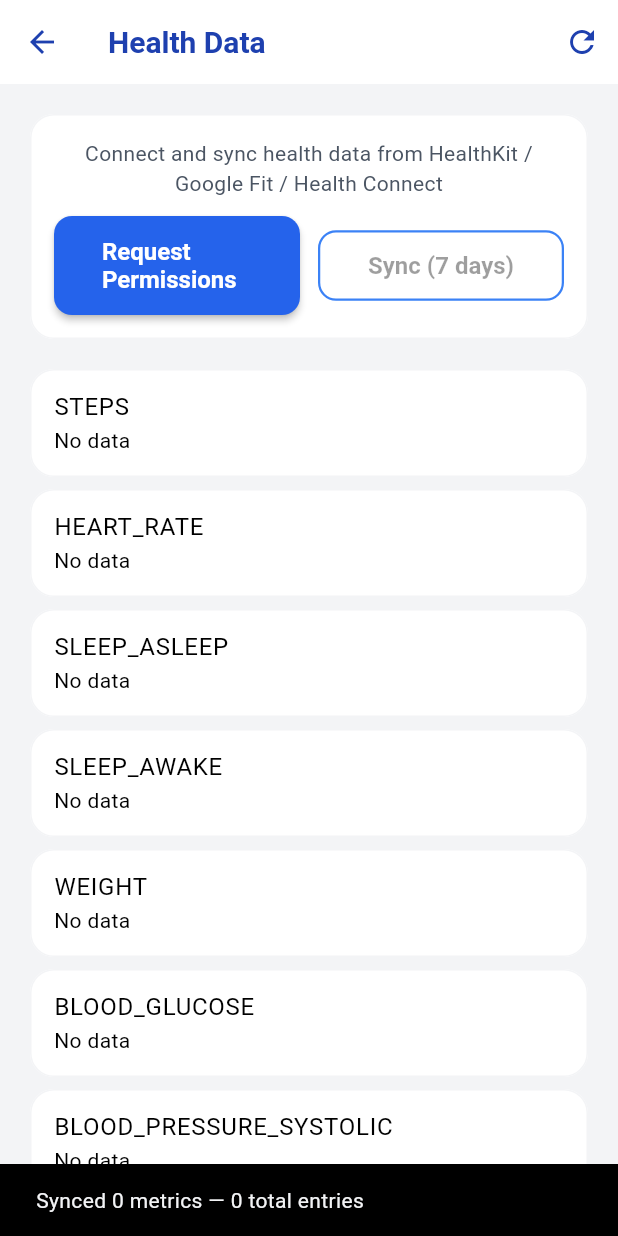
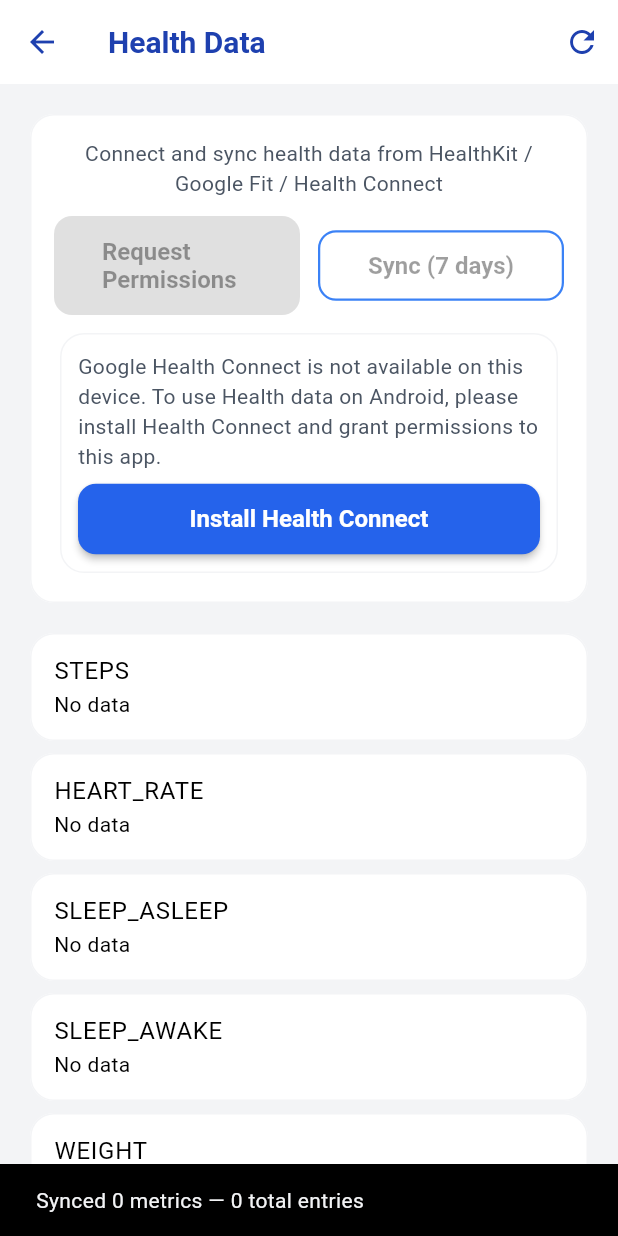
Before and after one commit to Karol2k04/DexCom, a Flutter app: the HealthScreen screen opened directly, after a tap on the "refresh" icon, on a phone screen of 412 x 824 dp. Run offline on Flutter 3.47's test engine with Material 3 defaults, Android fonts, the phone set to English and light mode, and no system bars; our stand-ins replace cloud_firestore, csv, file_picker, firebase_auth, firebase_core, fl_chart and 3 more; missing offline and left inert: dexcom, health; accounts and stored records are empty.

Commit message:
health: detect Health Connect availability on resume; auto re-check before requesting permissions; add install/refresh flow

```diff
--- a/lib/screens/health_screen.dart
+++ b/lib/screens/health_screen.dart
@@ -10,11 +10,44 @@
   State<HealthScreen> createState() => _HealthScreenState();
 }
 
-class _HealthScreenState extends State<HealthScreen> {
+class _HealthScreenState extends State<HealthScreen> with WidgetsBindingObserver {
   final HealthService _svc = HealthService();
   Map<String, List<Map<String, dynamic>>> _data = {};
   bool _loading = false;
   bool _permsGranted = false;
+  bool? _healthConnectAvailable; // null = unknown, false = missing, true = available
+
+  @override
+  void initState() {
+    super.initState();
+    WidgetsBinding.instance.addObserver(this);
+    _checkHealthConnectAvailability();
+  }
+
+  @override
+  void dispose() {
+    WidgetsBinding.instance.removeObserver(this);
+    super.dispose();
+  }
+
+  @override
+  void didChangeAppLifecycleState(AppLifecycleState state) {
+    super.didChangeAppLifecycleState(state);
+    if (state == AppLifecycleState.resumed) {
+      // Re-detect Health Connect after returning from Play Store / install flow
+      _checkHealthConnectAvailability();
+    }
+  }
+
+  Future<void> _checkHealthConnectAvailability() async {
+    if (kIsWeb) return; // not applicable to web
+    try {
+      final avail = await _svc.isHealthConnectAvailable();
+      if (mounted) setState(() => _healthConnectAvailable = avail);
+    } catch (e) {
+      if (mounted) setState(() => _healthConnectAvailable = false);
+    }
+  }
 
   Future<void> _requestPermissions() async {
     // Early return on web - Health APIs are not supported in web builds
@@ -32,30 +65,57 @@
       return;
     }
 
+    // Re-check availability (user might have just installed Health Connect)
+    if (!kIsWeb) {
+      await _checkHealthConnectAvailability();
+      if (_healthConnectAvailable == false) {
+        // Still not available -> prompt install and abort
+        if (mounted) {
+          ScaffoldMessenger.of(context).showSnackBar(
+            SnackBar(
+              content: const Text('Google Health Connect is not available on this device.'),
+              action: SnackBarAction(
+                label: 'Install',
+                textColor: AppTheme.white,
+                onPressed: () async {
+                  await _svc.installHealthConnect();
+                  ScaffoldMessenger.of(context).showSnackBar(
+                    const SnackBar(content: Text('Opening Play Store to install Health Connect...')),
+                  );
+                  await Future.delayed(const Duration(seconds: 2));
+                  await _checkHealthConnectAvailability();
+                },
+              ),
+            ),
+          );
+        }
+        return;
+      }
+    }
+
     setState(() => _loading = true);
-    final ok = await _svc.requestPermissions();
+    final res = await _svc.requestPermissions();
+    final ok = res['ok'] == true;
+    final msg = res['message'] as String? ?? 'Permission denied for Health data';
     setState(() {
       _permsGranted = ok;
       _loading = false;
     });
-    if (ok) {
+
     if (mounted) {
       ScaffoldMessenger.of(context).showSnackBar(
-          const SnackBar(
-            content: Text('Health permissions granted'),
-            backgroundColor: AppTheme.successGreen,
+        SnackBar(
+          content: Text(ok ? 'Health permissions granted' : msg),
+          backgroundColor: ok ? AppTheme.successGreen : AppTheme.dangerRed,
+          action: (!ok && msg.contains('Health Connect'))
+              ? SnackBarAction(
+                  label: 'Install',
+                  textColor: AppTheme.white,
+                  onPressed: () => _svc.installHealthConnect(),
+                )
+              : null,
         ),
       );
-      }
-    } else {
-      if (mounted) {
-        ScaffoldMessenger.of(context).showSnackBar(
-          const SnackBar(
-            content: Text('Permission denied for Health data'),
-            backgroundColor: AppTheme.dangerRed,
-          ),
-        );
-      }
     }
   }
 
@@ -137,11 +197,13 @@
                       textAlign: TextAlign.center,
                     ),
                     const SizedBox(height: 12),
+                    Column(
+                      children: [
                         Row(
                           children: [
                             Expanded(
                               child: ElevatedButton(
-                            onPressed: _loading ? null : _requestPermissions,
+                                onPressed: (_loading || (!kIsWeb && _healthConnectAvailable == false)) ? null : _requestPermissions,
                                 child: const Text('Request Permissions'),
                               ),
                             ),
@@ -152,6 +214,38 @@
                                     ? _sync
                                     : null,
                                 child: const Text('Sync (7 days)'),
+                              ),
+                            ),
+                          ],
+                        ),
+                        const SizedBox(height: 8),
+                        if (!kIsWeb && _healthConnectAvailable == false)
+                          Card(
+                            color: isDark ? AppTheme.darkCard : AppTheme.white,
+                            elevation: 0,
+                            child: Padding(
+                              padding: const EdgeInsets.all(12),
+                              child: Column(
+                                crossAxisAlignment: CrossAxisAlignment.stretch,
+                                children: [
+                                  const Text(
+                                    'Google Health Connect is not available on this device. To use Health data on Android, please install Health Connect and grant permissions to this app.',
+                                  ),
+                                  const SizedBox(height: 8),
+                                  ElevatedButton(
+                                    onPressed: () async {
+                                      await _svc.installHealthConnect();
+                                      ScaffoldMessenger.of(context).showSnackBar(
+                                        const SnackBar(content: Text('Opening Play Store to install Health Connect...')),
+                                      );
+                                      // re-check availability after a short delay
+                                      await Future.delayed(const Duration(seconds: 2));
+                                      await _checkHealthConnectAvailability();
+                                    },
+                                    child: const Text('Install Health Connect'),
+                                  ),
+                                ],
+                              ),
                             ),
                           ),
                       ],
--- a/lib/services/health_service_io.dart
+++ b/lib/services/health_service_io.dart
@@ -1,3 +1,4 @@
+import 'dart:io' show Platform;
 import 'package:flutter/foundation.dart';
 import 'package:health/health.dart';
 
@@ -8,7 +9,9 @@
 
   HealthService() {
     // Attempt to configure plugin (loads device id) but do not fail if it errors
-    _health.configure().catchError((e) => debugPrint('Health configure failed: $e'));
+    _health.configure().catchError(
+      (e) => debugPrint('Health configure failed: $e'),
+    );
   }
 
   // Metric keys exposed to the app (strings)
@@ -44,14 +47,43 @@
   };
 
   /// Request permissions for all selected metrics
-  Future<bool> requestPermissions() async {
+  /// Returns a map: { 'ok': bool, 'message': String }
+  Future<Map<String, dynamic>> requestPermissions() async {
     try {
       final types = _mapping.values.toList();
+
+      // Android: ensure Health Connect availability
+      if (Platform.isAndroid) {
+        final avail = await _health.isHealthConnectAvailable();
+        if (!avail) {
+          final msg = 'Google Health Connect is not available on this device';
+          debugPrint(msg);
+          return {'ok': false, 'message': msg};
+        }
+      }
+
+      final has = await _health.hasPermissions(types);
+      debugPrint('Health.hasPermissions -> $has');
+
       final ok = await _health.requestAuthorization(types);
-      return ok;
+      if (ok == true) return {'ok': true, 'message': 'Health permissions granted'};
+
+      // On Android some read operations may require the Health Data History permission
+      if (Platform.isAndroid) {
+        final histAvailable = await _health.isHealthDataHistoryAvailable();
+        final histAuthorized = await _health.isHealthDataHistoryAuthorized();
+        debugPrint('Health history available=$histAvailable authorized=$histAuthorized');
+        if (histAvailable && !histAuthorized) {
+          final histOk = await _health.requestHealthDataHistoryAuthorization();
+          if (histOk == true) return {'ok': true, 'message': 'Health Data History permission granted'};
+          return {'ok': false, 'message': 'Health Data History permission denied'};
+        }
+      }
+
+      return {'ok': false, 'message': 'Request authorization denied'};
     } catch (e) {
       debugPrint('Health permission request failed: $e');
-      return false;
+      return {'ok': false, 'message': 'Exception: $e'};
     }
   }
 
@@ -69,10 +101,12 @@
       final ok = await _health.requestAuthorization([type]);
       if (!ok) return [];
 
-      final list = await _health.getHealthDataFromTypes(startTime: start, endTime: end, types: [type]);
-      return list
-          .map(
-            (p) {
+      final list = await _health.getHealthDataFromTypes(
+        startTime: start,
+        endTime: end,
+        types: [type],
+      );
+      return list.map((p) {
         dynamic v;
         try {
           if (p.value is NumericHealthValue) {
@@ -84,14 +118,8 @@
           v = p.value.toString();
         }
 
-              return {
-                'value': v,
-                'dateFrom': p.dateFrom,
-                'dateTo': p.dateTo,
-              };
-            },
-          )
-          .toList();
+        return {'value': v, 'dateFrom': p.dateFrom, 'dateTo': p.dateTo};
+      }).toList();
     } catch (e) {
       debugPrint('Error fetching $metric: $e');
       return [];
@@ -114,4 +142,24 @@
 
     return result;
   }
+
+  /// Request that the user install Health Connect (Android) if not available.
+  Future<void> installHealthConnect() async {
+    try {
+      await _health.installHealthConnect();
+    } catch (e) {
+      debugPrint('installHealthConnect failed: $e');
     }
+  }
+
+  /// Returns true if Google Health Connect is available on Android (true on iOS)
+  Future<bool> isHealthConnectAvailable() async {
+    try {
+      if (!Platform.isAndroid) return true; // iOS does not use Health Connect
+      return await _health.isHealthConnectAvailable();
+    } catch (e) {
+      debugPrint('isHealthConnectAvailable failed: $e');
+      return false;
+    }
+  }
+}
```
Also changed, not shown: lib/services/health_service_mock.dart (+12 -2 lines), lib/services/health_service_web.dart (+9 -1 lines). Lines whose indentation alone changed are shown as unchanged.
